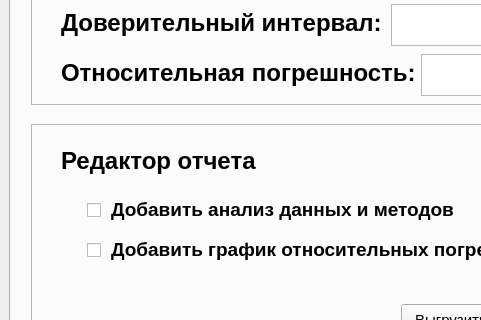
First picture: the form in main_components/interface.ui, repository AzaFarr/lab_interface, before the edit; both pictures show x 0 to 481 and y 381 to 701 of the 1281 by 931 pixel window.
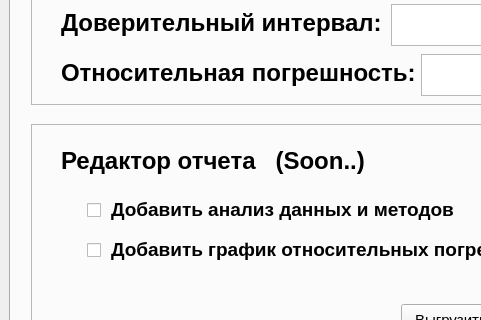
Second picture: the form after the edit. The open tabs and pages were chosen to show the change. Icons and pictures are not drawn. Custom widgets are drawn as their Qt base class.

Commit message: пока я, значит, не взорвола ноут, закоммичу.. а так получилось сделать запись данных в файлы, своего рода база данных такая, и чтение из них.

Diff of the .ui file:
```diff
--- a/main_components/interface.ui
+++ b/main_components/interface.ui
@@ -5516,7 +5516,7 @@
           <rect>
            <x>30</x>
            <y>21</y>
-           <width>211</width>
+           <width>321</width>
            <height>31</height>
           </rect>
          </property>
@@ -5530,7 +5530,7 @@
           </font>
          </property>
          <property name="text">
-          <string>Редактор отчета</string>
+          <string>Редактор отчета   (Soon..)</string>
          </property>
         </widget>
         <widget class="MplWidget" name="widget_graph" native="true">
```
Left out of the diff: 2 changed lines with no effect on the pictures. The commit also changes 2 other files.
